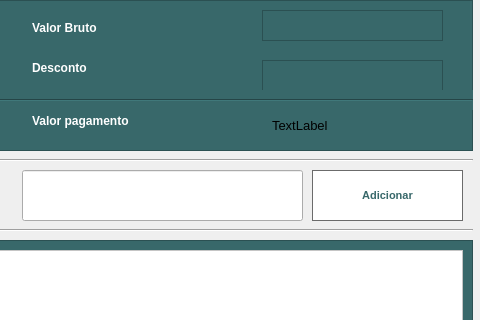
Above: src/view/CadastroVendaView.ui from juliaborgess18/farmacia-les before the change; both pictures show x 558 to 1038 and y 0 to 320 of the 1038 by 762 pixel window. Below: the same form after it.
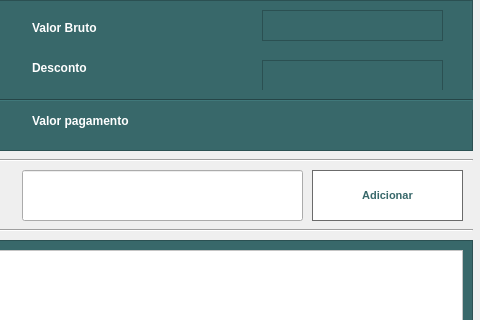
That is the form after the change.

Commit message: ajuste tela

```diff
--- a/src/view/CadastroVendaView.ui
+++ b/src/view/CadastroVendaView.ui
@@ -248,9 +248,9 @@
    <widget class="QLabel" name="label_valor_pagamento">
     <property name="geometry">
      <rect>
-      <x>280</x>
+      <x>330</x>
       <y>115</y>
-      <width>161</width>
+      <width>111</width>
       <height>21</height>
      </rect>
     </property>
@@ -260,7 +260,7 @@
      </font>
     </property>
     <property name="text">
-     <string>TextLabel</string>
+     <string/>
     </property>
    </widget>
   </widget>
```
The commit also changes 3 other files.
